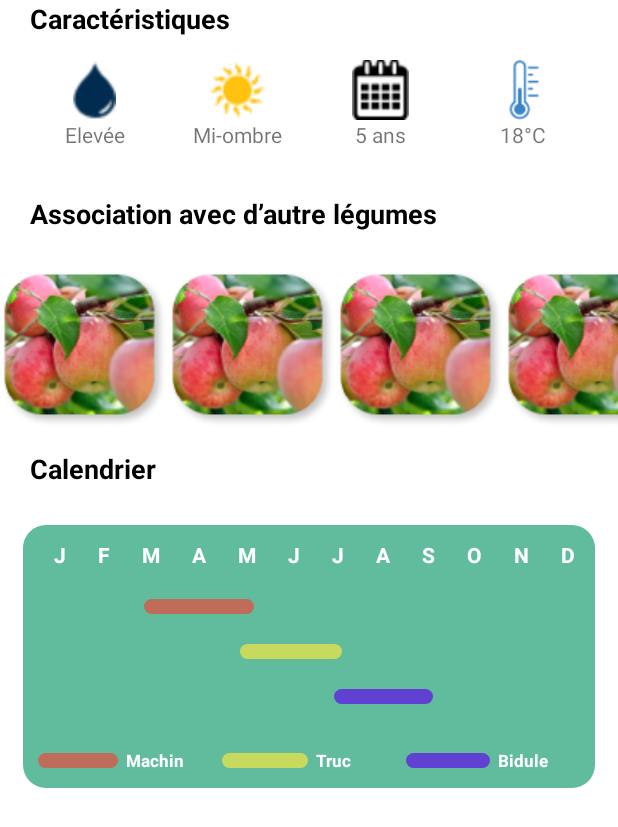
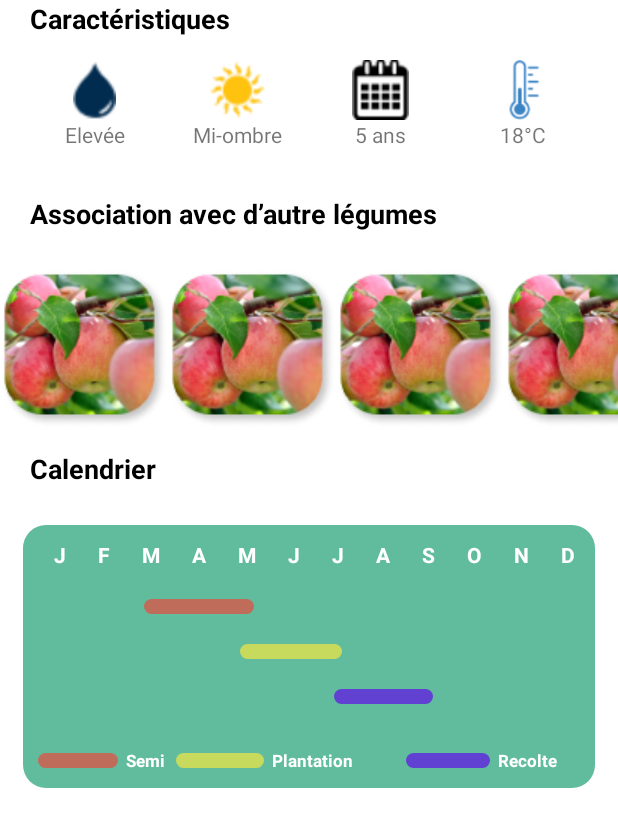
Before and after one commit to PixelDream/PTS3, an Android app: the layout plant_spec_info.xml on its own in the app's theme, with its tools: preview values and no code run, on a phone screen of 412 x 824 dp. Shown: the top 827 px of the screen. Run offline under Robolectric (Android 15) with nearby library versions, the phone set to English and light mode, and no system bars.

Commit message:
feat: calendar fully functionnal on plant spec page

```diff
--- a/app/src/main/res/layout/plant_spec_info.xml
+++ b/app/src/main/res/layout/plant_spec_info.xml
@@ -189,6 +189,7 @@
         android:layout_width="match_parent"
         android:layout_height="wrap_content"
         android:layout_marginTop="350dp">
+
         <TableLayout
             android:layout_width="match_parent"
             android:layout_height="175dp"
@@ -211,7 +212,7 @@
                     android:gravity="center_horizontal"
                     android:text="J"
                     android:textColor="@color/white"
-                        android:textStyle="bold"/>
+                    android:textStyle="bold" />
 
                 <TextView
                     android:id="@+id/textViewF"
@@ -220,7 +221,7 @@
                     android:gravity="center_horizontal"
                     android:text="F"
                     android:textColor="@color/white"
-                        android:textStyle="bold"/>
+                    android:textStyle="bold" />
 
                 <TextView
                     android:id="@+id/textViewMar"
@@ -229,7 +230,7 @@
                     android:gravity="center_horizontal"
                     android:text="M"
                     android:textColor="@color/white"
-                        android:textStyle="bold"/>
+                    android:textStyle="bold" />
 
                 <TextView
                     android:id="@+id/textViewAvr"
@@ -238,7 +239,7 @@
                     android:gravity="center_horizontal"
                     android:text="A"
                     android:textColor="@color/white"
-                        android:textStyle="bold"/>
+                    android:textStyle="bold" />
 
                 <TextView
                     android:id="@+id/textViewMai"
@@ -247,7 +248,7 @@
                     android:gravity="center_horizontal"
                     android:text="M"
                     android:textColor="@color/white"
-                        android:textStyle="bold"/>
+                    android:textStyle="bold" />
 
                 <TextView
                     android:id="@+id/textViewJn"
@@ -256,7 +257,7 @@
                     android:gravity="center_horizontal"
                     android:text="J"
                     android:textColor="@color/white"
-                        android:textStyle="bold"/>
+                    android:textStyle="bold" />
 
                 <TextView
                     android:id="@+id/textViewJl"
@@ -265,7 +266,7 @@
                     android:gravity="center_horizontal"
                     android:text="J"
                     android:textColor="@color/white"
-                        android:textStyle="bold"/>
+                    android:textStyle="bold" />
 
                 <TextView
                     android:id="@+id/textViewAo"
@@ -274,7 +275,7 @@
                     android:gravity="center_horizontal"
                     android:text="A"
                     android:textColor="@color/white"
-                        android:textStyle="bold"/>
+                    android:textStyle="bold" />
 
                 <TextView
                     android:id="@+id/textViewS"
@@ -283,7 +284,7 @@
                     android:gravity="center_horizontal"
                     android:text="S"
                     android:textColor="@color/white"
-                        android:textStyle="bold"/>
+                    android:textStyle="bold" />
 
                 <TextView
                     android:id="@+id/textViewO"
@@ -292,7 +293,7 @@
                     android:gravity="center_horizontal"
                     android:text="O"
                     android:textColor="@color/white"
-                        android:textStyle="bold"/>
+                    android:textStyle="bold" />
 
                 <TextView
                     android:id="@+id/textViewN"
@@ -301,7 +302,7 @@
                     android:gravity="center_horizontal"
                     android:text="N"
                     android:textColor="@color/white"
-                        android:textStyle="bold"/>
+                    android:textStyle="bold" />
 
                 <TextView
                     android:id="@+id/textViewD"
@@ -310,7 +311,7 @@
                     android:gravity="center_horizontal"
                     android:text="D"
                     android:textColor="@color/white"
-                        android:textStyle="bold"/>
+                    android:textStyle="bold" />
             </TableRow>
 
             <!-- Ligne 1 -->
@@ -321,16 +322,18 @@
                 android:layout_height="match_parent"
                 android:layout_marginHorizontal="5dp"
                 android:layout_marginTop="20dp">
+
                 <ImageView
+                    android:id="@+id/firstLine"
                     android:layout_width="wrap_content"
-                        android:layout_height="10dp" app:srcCompat="@drawable/input"
-                        android:id="@+id/firstLine"
-                        android:src="@drawable/input_light_tight"
-                        app:tint="#F44336"
+                    android:layout_height="10dp"
+                    android:layout_column="2"
                     android:layout_marginLeft="12dp"
                     android:layout_marginRight="12dp"
-                        android:layout_column="2"
-                        android:layout_span="3"/>
+                    android:layout_span="3"
+                    android:src="@drawable/input_light_tight"
+                    app:srcCompat="@drawable/input"
+                    app:tint="#F44336" />
             </TableRow>
 
             <!-- Ligne 2 -->
@@ -343,15 +346,16 @@
                 android:layout_marginTop="20dp">
 
                 <ImageView
+                    android:id="@+id/secondeLine"
                     android:layout_width="wrap_content"
-                        android:layout_height="10dp" app:srcCompat="@drawable/input"
-                        android:id="@+id/secondeLine"
-                        android:src="@drawable/input_light_tight"
-                        app:tint="#FFEB3B"
+                    android:layout_height="10dp"
+                    android:layout_column="4"
                     android:layout_marginLeft="12dp"
                     android:layout_marginRight="12dp"
-                        android:layout_column="4"
-                        android:layout_span="3"/>
+                    android:layout_span="3"
+                    android:src="@drawable/input_light_tight"
+                    app:srcCompat="@drawable/input"
+                    app:tint="#FFEB3B" />
             </TableRow>
 
             <!-- Ligne 3 -->
@@ -363,15 +367,16 @@
                 android:layout_marginTop="20dp">
 
                 <ImageView
+                    android:id="@+id/thirdLine"
                     android:layout_width="wrap_content"
-                        android:layout_height="10dp" app:srcCompat="@drawable/input"
-                        android:id="@+id/thirdLine"
-                        android:src="@drawable/input_light_tight"
-                        app:tint="@color/purple_500"
+                    android:layout_height="10dp"
+                    android:layout_column="6"
                     android:layout_marginLeft="12dp"
                     android:layout_marginRight="12dp"
-                        android:layout_column="6"
-                        android:layout_span="3"/>
+                    android:layout_span="3"
+                    android:src="@drawable/input_light_tight"
+                    app:srcCompat="@drawable/input"
+                    app:tint="@color/purple_500" />
             </TableRow>
 
             <!-- Légende -->
@@ -386,68 +391,68 @@
                     android:id="@+id/calendarLegend1"
                     android:layout_width="0dp"
                     android:layout_height="10dp"
+                    android:layout_column="0"
                     android:layout_gravity="center_vertical"
+                    android:layout_span="2"
                     android:paddingRight="5dp"
                     android:src="@drawable/input_light_tight"
-                        app:tint="#F44336"
-                        android:layout_column="0"
-                        android:layout_span="2"/>
+                    app:tint="#F44336" />
 
                 <TextView
                     android:id="@+id/calendarLegendText1"
                     android:layout_width="0dp"
                     android:layout_height="wrap_content"
-                        android:text="Machin"
+                    android:layout_column="2"
+                    android:layout_span="1"
+                    android:text="Semi"
                     android:textColor="@color/white"
                     android:textSize="11sp"
-                        android:textStyle="bold"
-                        android:layout_column="2"
-                        android:layout_span="2"/>
+                    android:textStyle="bold" />
 
                 <ImageView
                     android:id="@+id/calendarLegend2"
                     android:layout_width="0dp"
                     android:layout_height="10dp"
+                    android:layout_column="3"
                     android:layout_gravity="center_vertical"
+                    android:layout_span="2"
                     android:paddingRight="5dp"
                     android:src="@drawable/input_light_tight"
-                        app:tint="#FFEB3B"
-                        android:layout_column="4"
-                        android:layout_span="2"/>
+                    app:tint="#FFEB3B" />
 
                 <TextView
                     android:id="@+id/calendarLegendText2"
                     android:layout_width="0dp"
                     android:layout_height="wrap_content"
+                    android:layout_column="5"
+                    android:layout_span="3"
                     android:paddingRight="10dp"
-                        android:text="Truc"
+                    android:text="Plantation"
                     android:textColor="@color/white"
                     android:textSize="11sp"
-                        android:textStyle="bold"
-                        android:layout_column="6"
-                        android:layout_span="2"/>
+                    android:textStyle="bold" />
 
                 <ImageView
                     android:id="@+id/calendarLegend3"
                     android:layout_width="0dp"
                     android:layout_height="10dp"
+                    android:layout_column="8"
                     android:layout_gravity="center_vertical"
+                    android:layout_span="2"
                     android:paddingRight="5dp"
                     android:src="@drawable/input_light_tight"
-                        app:tint="@color/purple_500"
-                        android:layout_column="8"
-                        android:layout_span="2"/>
+                    app:tint="@color/purple_500" />
 
                 <TextView
                     android:id="@+id/calendarLegendText3"
                     android:layout_width="0dp"
                     android:layout_height="wrap_content"
-                        android:text="Bidule"
+                    android:layout_column="10"
+                    android:layout_span="2"
+                    android:text="Recolte"
                     android:textColor="@color/white"
                     android:textSize="11sp"
-                        android:textStyle="bold"
-                        android:layout_column="10"
-                        android:layout_span="2"/>
+                    android:textStyle="bold" />
             </TableRow>
         </TableLayout>
     </RelativeLayout>
```
Also changed, not shown: app/src/main/java/fr/iut/monpotager/controller/fragment/plant/PlantFragment.java (+38 -5 lines), app/src/main/java/fr/iut/monpotager/controller/fragment/search/SearchFragment.java (+8 -5 lines), app/src/main/java/fr/iut/monpotager/model/Vegetable.java (+50 -46 lines). Lines whose indentation alone changed are shown as unchanged.
